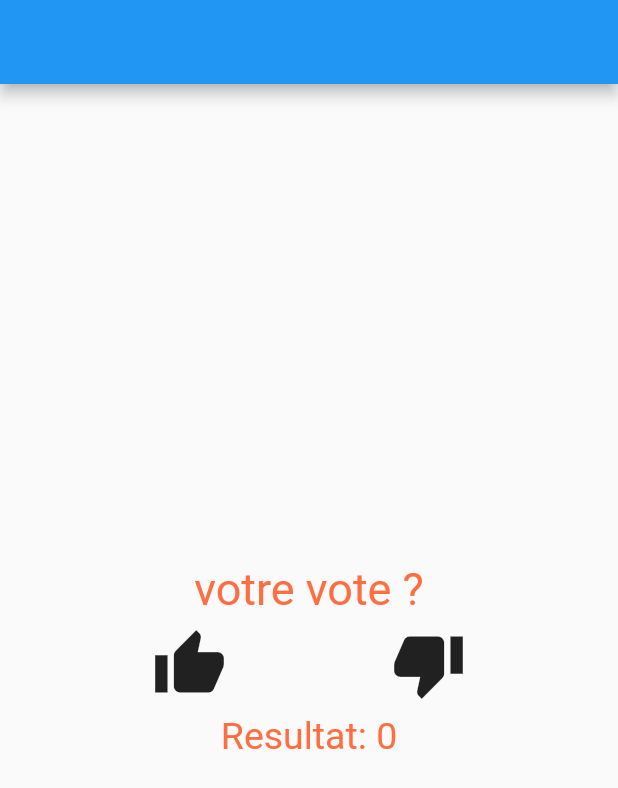
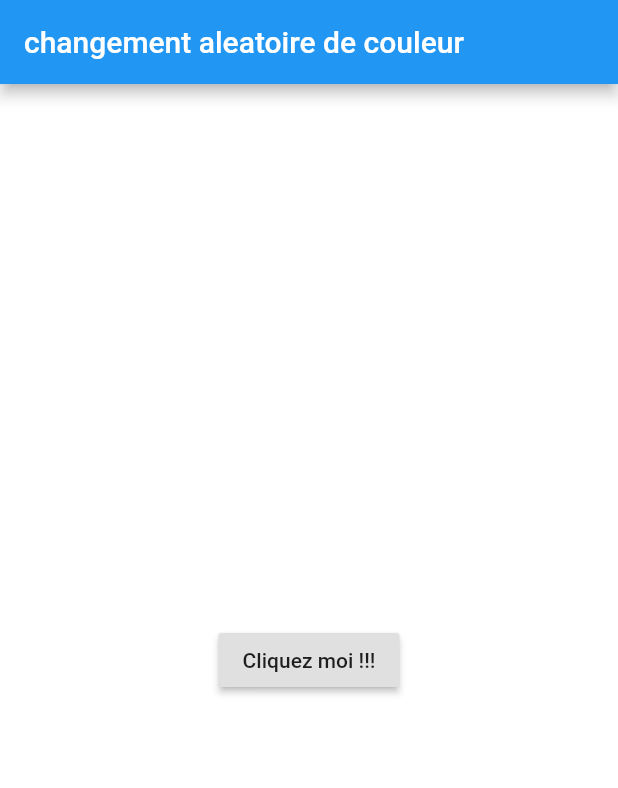
Before and after one commit to Ablayekandji/CodesFlutter, a Flutter app: the screen it shows after launch, on a phone screen of 412 x 824 dp. Shown: the top 788 px of the screen. Run offline on Flutter 3.47's test engine with Material 2 defaults, Android fonts, the phone set to English and light mode, and no system bars.

Commit message:
exemple 6 avec les couleurs aleatoires

```diff
--- /dev/null
+++ b/lib/Exemple6.dart
@@ -0,0 +1,34 @@
+import 'dart:math';
+
+import 'package:flutter/material.dart';
+
+class Exemple6 extends StatefulWidget {
+  @override
+  _Exemple6State createState() => _Exemple6State();
+}
+
+class _Exemple6State extends State<Exemple6> {
+  var _couleurDeFond = Colors.white;
+  @override
+  Widget build(BuildContext context) {
+    return MaterialApp(
+        home: Scaffold(
+      backgroundColor: _couleurDeFond,
+      appBar: AppBar(title: Text("changement aleatoire de couleur")),
+      body: Center(
+        child: RaisedButton(
+          child: Text("Cliquez moi !!!"),
+          onPressed: () {
+            setState(() {
+              Random rand = Random();
+              int r = rand.nextInt(255);
+              int g = rand.nextInt(255);
+              int b = rand.nextInt(255);
+              _couleurDeFond = Color.fromRGBO(r, g, b, 1);
+            });
+          },
+        ),
+      ),
+    ));
+  }
+}
--- a/lib/main.dart
+++ b/lib/main.dart
@@ -1,7 +1,8 @@
 import 'package:flutter/material.dart';
+import 'package:flutter_application_1/Exemple6.dart';
 
 void main() {
-  runApp(PageAccueil());
+  runApp(Exemple6());
 }
 
 class PageAccueil extends StatefulWidget {
```
